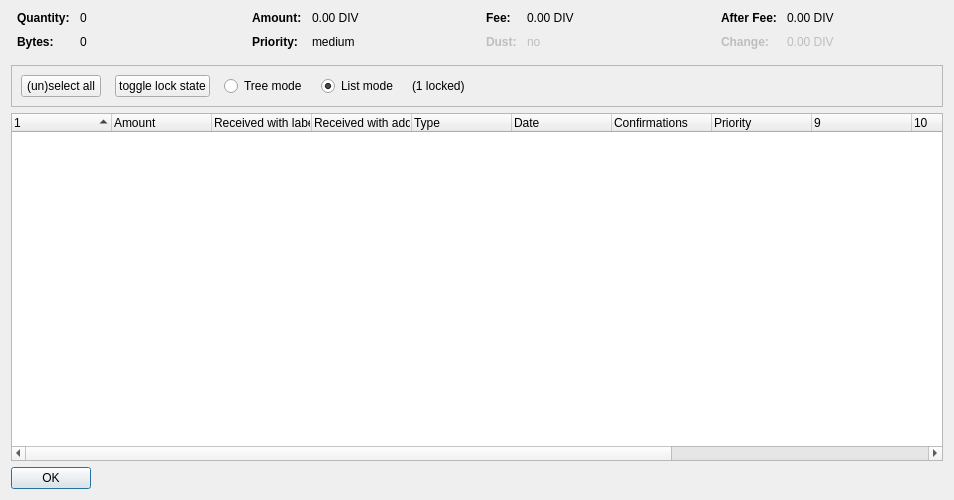
This is divi/src/qt/forms/coincontroldialog.ui in DiviProject/Divi as Qt 5 draws it before an edit. The edited form follows.
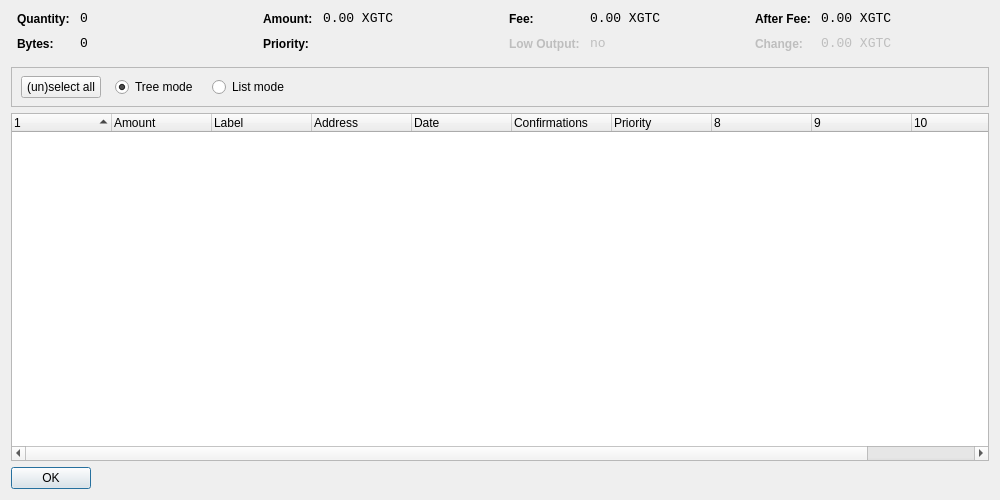
This is the edited form. Custom widgets are drawn as their Qt base class.

The edit to the form file:
```diff
--- a/divi/src/qt/forms/coincontroldialog.ui
+++ b/divi/src/qt/forms/coincontroldialog.ui
@@ -6,7 +6,7 @@
    <rect>
     <x>0</x>
     <y>0</y>
-    <width>954</width>
+    <width>1000</width>
     <height>500</height>
    </rect>
   </property>
@@ -38,11 +38,8 @@
        </property>
        <item row="0" column="0">
         <widget class="QLabel" name="labelCoinControlQuantityText">
-         <property name="font">
-          <font>
-           <weight>75</weight>
-           <bold>true</bold>
-          </font>
+         <property name="styleSheet">
+          <string notr="true">font-weight:bold;</string>
          </property>
          <property name="text">
           <string>Quantity:</string>
@@ -51,6 +48,12 @@
        </item>
        <item row="0" column="1">
         <widget class="QLabel" name="labelCoinControlQuantity">
+         <property name="font">
+          <font>
+           <family>Monospace</family>
+           <pointsize>10</pointsize>
+          </font>
+         </property>
          <property name="cursor">
           <cursorShape>IBeamCursor</cursorShape>
          </property>
@@ -67,11 +70,8 @@
        </item>
        <item row="1" column="0">
         <widget class="QLabel" name="labelCoinControlBytesText">
-         <property name="font">
-          <font>
-           <weight>75</weight>
-           <bold>true</bold>
-          </font>
+         <property name="styleSheet">
+          <string notr="true">font-weight:bold;</string>
          </property>
          <property name="text">
           <string>Bytes:</string>
@@ -80,6 +80,12 @@
        </item>
        <item row="1" column="1">
         <widget class="QLabel" name="labelCoinControlBytes">
+         <property name="font">
+          <font>
+           <family>Monospace</family>
+           <pointsize>10</pointsize>
+          </font>
+         </property>
          <property name="cursor">
           <cursorShape>IBeamCursor</cursorShape>
          </property>
@@ -112,11 +118,8 @@
        </property>
        <item row="0" column="0">
         <widget class="QLabel" name="labelCoinControlAmountText">
-         <property name="font">
-          <font>
-           <weight>75</weight>
-           <bold>true</bold>
-          </font>
+         <property name="styleSheet">
+          <string notr="true">font-weight:bold;</string>
          </property>
          <property name="text">
           <string>Amount:</string>
@@ -125,6 +128,12 @@
        </item>
        <item row="0" column="1">
         <widget class="QLabel" name="labelCoinControlAmount">
+         <property name="font">
+          <font>
+           <family>Monospace</family>
+           <pointsize>10</pointsize>
+          </font>
+         </property>
          <property name="cursor">
           <cursorShape>IBeamCursor</cursorShape>
          </property>
@@ -132,7 +141,7 @@
           <enum>Qt::ActionsContextMenu</enum>
          </property>
          <property name="text">
-          <string notr="true">0.00 DIV</string>
+          <string notr="true">0.00 XGTC</string>
          </property>
          <property name="textInteractionFlags">
           <set>Qt::LinksAccessibleByMouse|Qt::TextSelectableByKeyboard|Qt::TextSelectableByMouse</set>
@@ -141,11 +150,8 @@
        </item>
        <item row="1" column="0">
         <widget class="QLabel" name="labelCoinControlPriorityText">
-         <property name="font">
-          <font>
-           <weight>75</weight>
-           <bold>true</bold>
-          </font>
+         <property name="styleSheet">
+          <string notr="true">font-weight:bold;</string>
          </property>
          <property name="text">
           <string>Priority:</string>
@@ -154,6 +160,12 @@
        </item>
        <item row="1" column="1">
         <widget class="QLabel" name="labelCoinControlPriority">
+         <property name="font">
+          <font>
+           <family>Monospace</family>
+           <pointsize>10</pointsize>
+          </font>
+         </property>
          <property name="cursor">
           <cursorShape>IBeamCursor</cursorShape>
          </property>
@@ -161,7 +173,7 @@
           <enum>Qt::ActionsContextMenu</enum>
          </property>
          <property name="text">
-          <string>medium</string>
+          <string/>
          </property>
          <property name="textInteractionFlags">
           <set>Qt::LinksAccessibleByMouse|Qt::TextSelectableByKeyboard|Qt::TextSelectableByMouse</set>
@@ -186,11 +198,8 @@
        </property>
        <item row="0" column="0">
         <widget class="QLabel" name="labelCoinControlFeeText">
-         <property name="font">
-          <font>
-           <weight>75</weight>
-           <bold>true</bold>
-          </font>
+         <property name="styleSheet">
+          <string notr="true">font-weight:bold;</string>
          </property>
          <property name="text">
           <string>Fee:</string>
@@ -199,6 +208,12 @@
        </item>
        <item row="0" column="1">
         <widget class="QLabel" name="labelCoinControlFee">
+         <property name="font">
+          <font>
+           <family>Monospace</family>
+           <pointsize>10</pointsize>
+          </font>
+         </property>
          <property name="cursor">
           <cursorShape>IBeamCursor</cursorShape>
          </property>
@@ -206,7 +221,7 @@
           <enum>Qt::ActionsContextMenu</enum>
          </property>
          <property name="text">
-          <string notr="true">0.00 DIV</string>
+          <string notr="true">0.00 XGTC</string>
          </property>
          <property name="textInteractionFlags">
           <set>Qt::LinksAccessibleByMouse|Qt::TextSelectableByKeyboard|Qt::TextSelectableByMouse</set>
@@ -218,14 +233,11 @@
          <property name="enabled">
           <bool>false</bool>
          </property>
-         <property name="font">
-          <font>
-           <weight>75</weight>
-           <bold>true</bold>
-          </font>
+         <property name="styleSheet">
+          <string notr="true">font-weight:bold;</string>
          </property>
          <property name="text">
-          <string>Dust:</string>
+          <string>Low Output:</string>
          </property>
         </widget>
        </item>
@@ -234,6 +246,12 @@
          <property name="enabled">
           <bool>false</bool>
          </property>
+         <property name="font">
+          <font>
+           <family>Monospace</family>
+           <pointsize>10</pointsize>
+          </font>
+         </property>
          <property name="cursor">
           <cursorShape>IBeamCursor</cursorShape>
          </property>
@@ -266,11 +284,8 @@
        </property>
        <item row="0" column="0">
         <widget class="QLabel" name="labelCoinControlAfterFeeText">
-         <property name="font">
-          <font>
-           <weight>75</weight>
-           <bold>true</bold>
-          </font>
+         <property name="styleSheet">
+          <string notr="true">font-weight:bold;</string>
          </property>
          <property name="text">
           <string>After Fee:</string>
@@ -279,6 +294,12 @@
        </item>
        <item row="0" column="1">
         <widget class="QLabel" name="labelCoinControlAfterFee">
+         <property name="font">
+          <font>
+           <family>Monospace</family>
+           <pointsize>10</pointsize>
+          </font>
+         </property>
          <property name="cursor">
           <cursorShape>IBeamCursor</cursorShape>
          </property>
@@ -286,7 +307,7 @@
           <enum>Qt::ActionsContextMenu</enum>
          </property>
          <property name="text">
-          <string notr="true">0.00 DIV</string>
+          <string notr="true">0.00 XGTC</string>
          </property>
          <property name="textInteractionFlags">
           <set>Qt::LinksAccessibleByMouse|Qt::TextSelectableByKeyboard|Qt::TextSelectableByMouse</set>
@@ -298,11 +319,8 @@
          <property name="enabled">
           <bool>false</bool>
          </property>
-         <property name="font">
-          <font>
-           <weight>75</weight>
-           <bold>true</bold>
-          </font>
+         <property name="styleSheet">
+          <string notr="true">font-weight:bold;</string>
          </property>
          <property name="text">
           <string>Change:</string>
@@ -314,6 +332,12 @@
          <property name="enabled">
           <bool>false</bool>
          </property>
+         <property name="font">
+          <font>
+           <family>Monospace</family>
+           <pointsize>10</pointsize>
+          </font>
+         </property>
          <property name="cursor">
           <cursorShape>IBeamCursor</cursorShape>
          </property>
@@ -321,7 +345,7 @@
           <enum>Qt::ActionsContextMenu</enum>
          </property>
          <property name="text">
-          <string notr="true">0.00 DIV</string>
+          <string notr="true">0.00 XGTC</string>
          </property>
          <property name="textInteractionFlags">
           <set>Qt::LinksAccessibleByMouse|Qt::TextSelectableByKeyboard|Qt::TextSelectableByMouse</set>
@@ -346,9 +370,16 @@
      <property name="frameShadow">
       <enum>QFrame::Sunken</enum>
      </property>
-     <layout class="QHBoxLayout" name="horizontalLayout">
-      <item>
-       <layout class="QHBoxLayout" name="horizontalLayoutPanel" stretch="0,0,0,0,0,0">
+     <widget class="QWidget" name="horizontalLayoutWidget">
+      <property name="geometry">
+       <rect>
+        <x>10</x>
+        <y>0</y>
+        <width>781</width>
+        <height>41</height>
+       </rect>
+      </property>
+      <layout class="QHBoxLayout" name="horizontalLayoutPanel" stretch="0,0,0,0,0">
         <property name="spacing">
          <number>14</number>
         </property>
@@ -363,25 +394,6 @@
           <property name="text">
            <string>(un)select all</string>
           </property>
-          <property name="autoDefault">
-           <bool>false</bool>
-          </property>
-         </widget>
-        </item>
-        <item>
-         <widget class="QPushButton" name="pushButtonToggleLock">
-          <property name="sizePolicy">
-           <sizepolicy hsizetype="Maximum" vsizetype="Fixed">
-            <horstretch>0</horstretch>
-            <verstretch>0</verstretch>
-           </sizepolicy>
-          </property>
-          <property name="text">
-           <string>toggle lock state</string>
-          </property>
-          <property name="autoDefault">
-           <bool>false</bool>
-          </property>
          </widget>
         </item>
         <item>
@@ -395,6 +407,9 @@
           <property name="text">
            <string>Tree mode</string>
           </property>
+         <property name="checked">
+          <bool>true</bool>
+         </property>
          </widget>
         </item>
         <item>
@@ -408,16 +423,6 @@
           <property name="text">
            <string>List mode</string>
           </property>
-          <property name="checked">
-           <bool>true</bool>
-          </property>
-         </widget>
-        </item>
-        <item>
-         <widget class="QLabel" name="labelLocked">
-          <property name="text">
-           <string>(1 locked)</string>
-          </property>
          </widget>
         </item>
         <item>
@@ -434,8 +439,7 @@
          </spacer>
         </item>
        </layout>
-      </item>
-     </layout>
+     </widget>
     </widget>
    </item>
    <item>
@@ -447,7 +451,7 @@
       <bool>false</bool>
      </property>
      <property name="columnCount">
-      <number>13</number>
+      <number>11</number>
      </property>
      <attribute name="headerShowSortIndicator" stdset="0">
       <bool>true</bool>
@@ -467,21 +471,16 @@
      </column>
      <column>
       <property name="text">
-       <string>Received with label</string>
+       <string>Label</string>
       </property>
      </column>
      <column>
       <property name="text">
-       <string>Received with address</string>
+       <string>Address</string>
       </property>
      </column>
      <column>
       <property name="text">
-	<string>Type</string>
-      </property>
-     </column>
-     <column>
-      <property name="text">	 
        <string>Date</string>
       </property>
      </column>
@@ -518,11 +517,6 @@
        <string/>
       </property>
      </column>
-     <column>
-      <property name="text">
-       <string/>
-      </property>
-     </column>
     </widget>
    </item>
    <item>
```
Left out of the diff: 4 changed lines with no effect on the pictures. Lines whose indentation alone changed are shown as unchanged.
